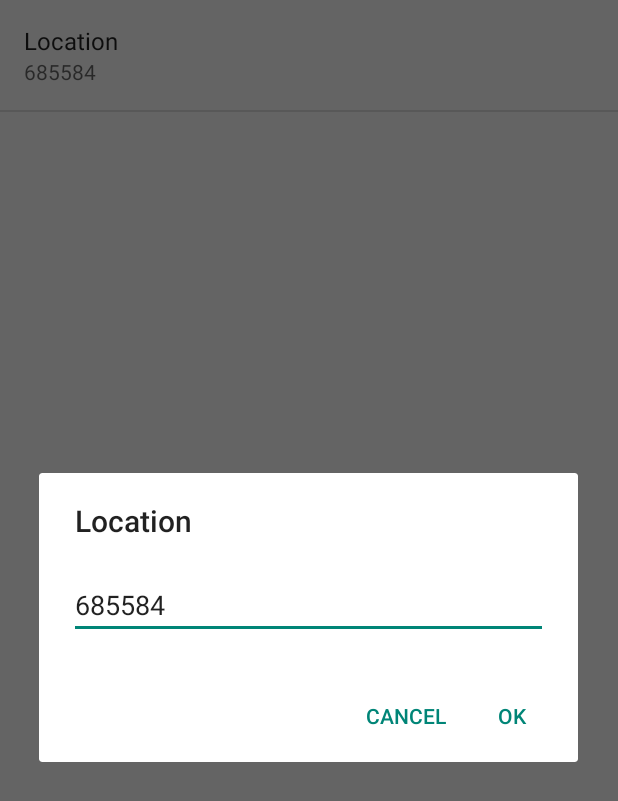
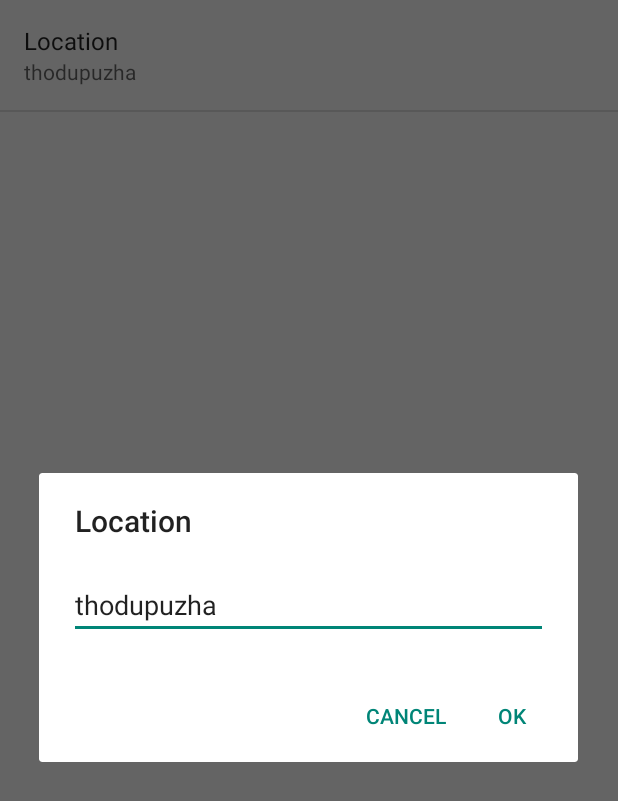
Before and after one commit to vishnu-narayanan/Sunshine, an Android app: the SettingsActivity screen opened directly, with no data from a screen before it, after a tap on "Location", on a phone screen of 412 x 824 dp. Shown: the top 801 px of the screen. Run offline under Robolectric (Android 15) with nearby library versions, the phone set to English and light mode, and no system bars.

Commit message:
get location from shared prefs

```diff
--- a/app/src/main/res/values/strings.xml
+++ b/app/src/main/res/values/strings.xml
@@ -8,5 +8,5 @@
     <string name="title_activity_settings">Settings</string>
     <string name="pref_location_label">Location</string>
     <string name="pref_location_key" translatable="false">location</string>
-    <string name="pref_location_default" translatable="false">685584</string>
+    <string name="pref_location_default" translatable="false">thodupuzha</string>
 </resources>
```
Also changed, not shown: app/src/main/java/com/vn/sunshine/ForecastFragment.java (+8 -1 lines).
